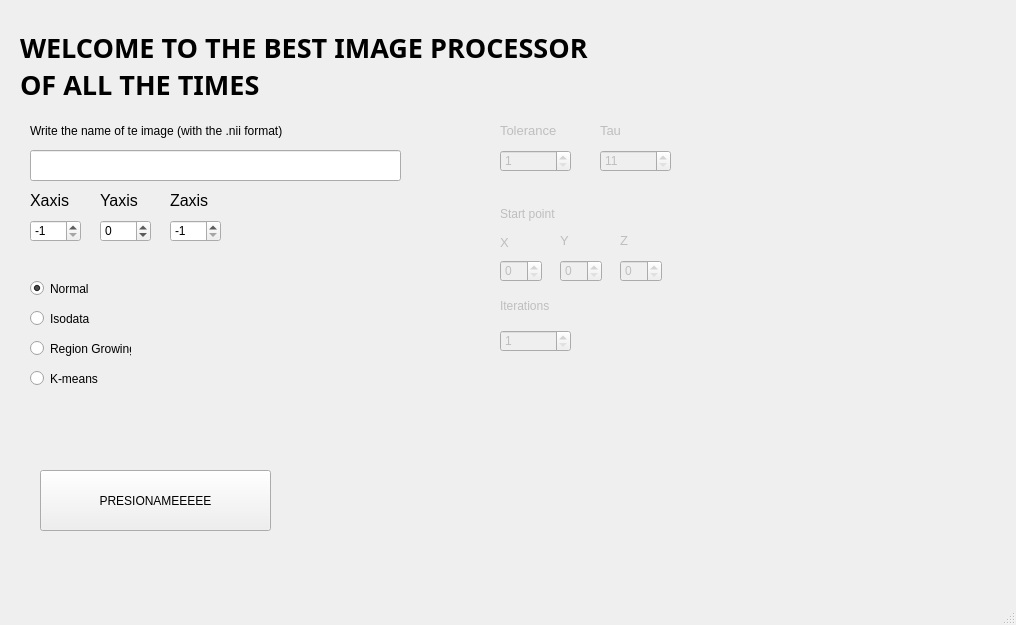
Before: the Qt Designer form PruebasGUI.ui in andrew921as/ImageProcess, drawn with Qt 5.
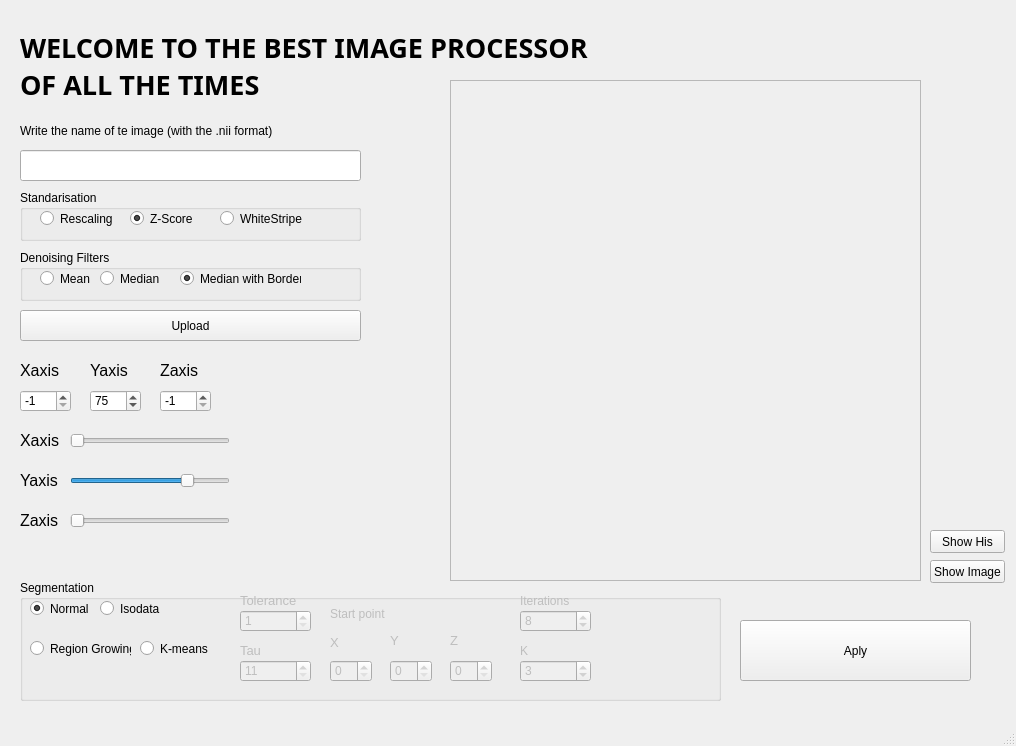
After: the same form once the commit is applied.

Commit message: Interface y funcionalidades casi listas

What changed in the file:
```diff
--- a/PruebasGUI.ui
+++ b/PruebasGUI.ui
@@ -7,7 +7,7 @@
     <x>0</x>
     <y>0</y>
     <width>1016</width>
-    <height>625</height>
+    <height>746</height>
    </rect>
   </property>
   <property name="minimumSize">
@@ -26,14 +26,14 @@
    <widget class="QPushButton" name="miPrimerBoton">
     <property name="geometry">
      <rect>
-      <x>40</x>
-      <y>470</y>
+      <x>740</x>
+      <y>620</y>
       <width>231</width>
       <height>61</height>
      </rect>
     </property>
     <property name="text">
-     <string>PRESIONAMEEEEE</string>
+     <string>Aply</string>
     </property>
    </widget>
    <widget class="QLabel" name="labelTitulo">
@@ -61,7 +61,7 @@
    <widget class="QLabel" name="label">
     <property name="geometry">
      <rect>
-      <x>30</x>
+      <x>20</x>
       <y>110</y>
       <width>381</width>
       <height>41</height>
@@ -74,8 +74,8 @@
    <widget class="QSpinBox" name="ejeX">
     <property name="geometry">
      <rect>
-      <x>30</x>
-      <y>220</y>
+      <x>20</x>
+      <y>390</y>
       <width>51</width>
       <height>22</height>
      </rect>
@@ -93,8 +93,8 @@
    <widget class="QSpinBox" name="ejeY">
     <property name="geometry">
      <rect>
-      <x>100</x>
-      <y>220</y>
+      <x>90</x>
+      <y>390</y>
       <width>51</width>
       <height>22</height>
      </rect>
@@ -105,6 +105,9 @@
     <property name="maximum">
      <number>1000</number>
     </property>
+    <property name="value">
+     <number>75</number>
+    </property>
    </widget>
    <widget class="QSpinBox" name="ejeZ">
     <property name="enabled">
@@ -112,8 +115,8 @@
     </property>
     <property name="geometry">
      <rect>
-      <x>170</x>
-      <y>220</y>
+      <x>160</x>
+      <y>390</y>
       <width>51</width>
       <height>22</height>
      </rect>
@@ -131,9 +134,9 @@
    <widget class="QLineEdit" name="inputLDireccionI">
     <property name="geometry">
      <rect>
-      <x>30</x>
+      <x>20</x>
       <y>150</y>
-      <width>371</width>
+      <width>341</width>
       <height>31</height>
      </rect>
     </property>
@@ -141,8 +144,8 @@
    <widget class="QLabel" name="label_2">
     <property name="geometry">
      <rect>
-      <x>30</x>
-      <y>190</y>
+      <x>20</x>
+      <y>360</y>
       <width>47</width>
       <height>20</height>
      </rect>
@@ -156,11 +159,11 @@
      <string>Xaxis</string>
     </property>
    </widget>
-   <widget class="QLabel" name="label_3">
+   <widget class="QLabel" name="numYLabel">
     <property name="geometry">
      <rect>
-      <x>100</x>
-      <y>190</y>
+      <x>90</x>
+      <y>360</y>
       <width>47</width>
       <height>20</height>
      </rect>
@@ -177,8 +180,8 @@
    <widget class="QLabel" name="label_4">
     <property name="geometry">
      <rect>
-      <x>170</x>
-      <y>190</y>
+      <x>160</x>
+      <y>360</y>
       <width>47</width>
       <height>20</height>
      </rect>
@@ -192,320 +195,661 @@
      <string>Zaxis</string>
     </property>
    </widget>
-   <widget class="QRadioButton" name="normalRB">
+   <widget class="QPushButton" name="uploadButton">
     <property name="geometry">
      <rect>
-      <x>30</x>
-      <y>280</y>
-      <width>82</width>
-      <height>17</height>
-     </rect>
-    </property>
-    <property name="text">
-     <string>Normal</string>
-    </property>
-    <property name="checked">
-     <bool>true</bool>
-    </property>
-   </widget>
-   <widget class="QRadioButton" name="isodataRB">
-    <property name="geometry">
-     <rect>
-      <x>30</x>
+      <x>20</x>
       <y>310</y>
-      <width>82</width>
-      <height>17</height>
+      <width>341</width>
+      <height>31</height>
      </rect>
     </property>
     <property name="text">
-     <string>Isodata</string>
+     <string>Upload</string>
     </property>
    </widget>
-   <widget class="QRadioButton" name="regionRB">
+   <widget class="QSlider" name="sliderX">
     <property name="geometry">
      <rect>
-      <x>30</x>
-      <y>340</y>
-      <width>101</width>
-      <height>17</height>
+      <x>70</x>
+      <y>430</y>
+      <width>160</width>
+      <height>22</height>
      </rect>
     </property>
-    <property name="text">
-     <string>Region Growing</string>
+    <property name="minimum">
+     <number>-1</number>
     </property>
-   </widget>
-   <widget class="QRadioButton" name="kmeansRB">
-    <property name="geometry">
-     <rect>
-      <x>30</x>
-      <y>370</y>
-      <width>82</width>
-      <height>17</height>
-     </rect>
+    <property name="singleStep">
+     <number>1</number>
     </property>
-    <property name="text">
-     <string>K-means</string>
+    <property name="value">
+     <number>-1</number>
     </property>
-   </widget>
-   <widget class="QSpinBox" name="toleSpinB">
-    <property name="enabled">
-     <bool>false</bool>
+    <property name="orientation">
+     <enum>Qt::Horizontal</enum>
     </property>
+   </widget>
+   <widget class="QSlider" name="sliderY">
     <property name="geometry">
      <rect>
-      <x>500</x>
-      <y>150</y>
-      <width>71</width>
+      <x>70</x>
+      <y>470</y>
+      <width>160</width>
       <height>22</height>
      </rect>
     </property>
     <property name="minimum">
+     <number>-1</number>
+    </property>
+    <property name="singleStep">
      <number>1</number>
     </property>
-    <property name="maximum">
-     <number>400</number>
-    </property>
     <property name="value">
-     <number>1</number>
+     <number>75</number>
     </property>
-   </widget>
-   <widget class="QSpinBox" name="tauSpinB">
-    <property name="enabled">
-     <bool>false</bool>
+    <property name="orientation">
+     <enum>Qt::Horizontal</enum>
     </property>
+   </widget>
+   <widget class="QSlider" name="sliderZ">
     <property name="geometry">
      <rect>
-      <x>600</x>
-      <y>150</y>
-      <width>71</width>
+      <x>70</x>
+      <y>510</y>
+      <width>160</width>
       <height>22</height>
      </rect>
     </property>
     <property name="minimum">
-     <number>11</number>
+     <number>-1</number>
     </property>
-    <property name="maximum">
-     <number>300</number>
+    <property name="singleStep">
+     <number>1</number>
     </property>
     <property name="value">
-     <number>11</number>
+     <number>-1</number>
     </property>
-   </widget>
-   <widget class="QLabel" name="toleLabel">
-    <property name="enabled">
-     <bool>false</bool>
+    <property name="orientation">
+     <enum>Qt::Horizontal</enum>
     </property>
-    <property name="geometry">
-     <rect>
-      <x>500</x>
-      <y>120</y>
-      <width>61</width>
-      <height>21</height>
-     </rect>
-    </property>
-    <property name="font">
-     <font>
-      <pointsize>10</pointsize>
-     </font>
-    </property>
-    <property name="text">
-     <string>Tolerance</string>
-    </property>
    </widget>
-   <widget class="QLabel" name="tauLabel">
-    <property name="enabled">
-     <bool>false</bool>
-    </property>
+   <widget class="QGroupBox" name="preProcesGroupB">
     <property name="geometry">
      <rect>
-      <x>600</x>
-      <y>120</y>
-      <width>61</width>
-      <height>21</height>
+      <x>20</x>
+      <y>190</y>
+      <width>341</width>
+      <height>51</height>
      </rect>
     </property>
-    <property name="font">
-     <font>
-      <pointsize>10</pointsize>
-     </font>
+    <property name="title">
+     <string>Standarisation</string>
     </property>
-    <property name="text">
-     <string>Tau</string>
-    </property>
+    <widget class="QRadioButton" name="rescalingRB">
+     <property name="geometry">
+      <rect>
+       <x>20</x>
+       <y>20</y>
+       <width>82</width>
+       <height>17</height>
+      </rect>
+     </property>
+     <property name="text">
+      <string>Rescaling</string>
+     </property>
+    </widget>
+    <widget class="QRadioButton" name="zScoreRB">
+     <property name="geometry">
+      <rect>
+       <x>110</x>
+       <y>20</y>
+       <width>82</width>
+       <height>17</height>
+      </rect>
+     </property>
+     <property name="text">
+      <string>Z-Score</string>
+     </property>
+     <property name="checked">
+      <bool>true</bool>
+     </property>
+    </widget>
+    <widget class="QRadioButton" name="whiteStripeRB">
+     <property name="geometry">
+      <rect>
+       <x>200</x>
+       <y>20</y>
+       <width>82</width>
+       <height>17</height>
+      </rect>
+     </property>
+     <property name="text">
+      <string>WhiteStripe</string>
+     </property>
+    </widget>
    </widget>
-   <widget class="QSpinBox" name="xSpinB">
-    <property name="enabled">
-     <bool>false</bool>
-    </property>
+   <widget class="QFrame" name="frame">
     <property name="geometry">
      <rect>
-      <x>500</x>
-      <y>260</y>
-      <width>42</width>
-      <height>22</height>
+      <x>450</x>
+      <y>80</y>
+      <width>471</width>
+      <height>501</height>
      </rect>
     </property>
-    <property name="maximum">
-     <number>240</number>
+    <property name="frameShape">
+     <enum>QFrame::StyledPanel</enum>
     </property>
-   </widget>
-   <widget class="QSpinBox" name="ySpinB">
-    <property name="enabled">
-     <bool>false</bool>
+    <property name="frameShadow">
+     <enum>QFrame::Raised</enum>
     </property>
-    <property name="geometry">
-     <rect>
-      <x>560</x>
-      <y>260</y>
-      <width>42</width>
-      <height>22</height>
-     </rect>
-    </property>
-    <property name="maximum">
-     <number>240</number>
-    </property>
    </widget>
-   <widget class="QSpinBox" name="zSpinB">
-    <property name="enabled">
-     <bool>false</bool>
-    </property>
+   <widget class="QLabel" name="label_3">
     <property name="geometry">
      <rect>
-      <x>620</x>
-      <y>260</y>
-      <width>42</width>
-      <height>22</height>
+      <x>20</x>
+      <y>430</y>
+      <width>47</width>
+      <height>20</height>
      </rect>
     </property>
-    <property name="maximum">
-     <number>150</number>
-    </property>
-   </widget>
-   <widget class="QLabel" name="labeStartP">
-    <property name="enabled">
-     <bool>false</bool>
-    </property>
-    <property name="geometry">
-     <rect>
-      <x>500</x>
-      <y>198</y>
-      <width>81</width>
-      <height>31</height>
-     </rect>
-    </property>
     <property name="font">
      <font>
-      <pointsize>9</pointsize>
+      <pointsize>12</pointsize>
      </font>
     </property>
     <property name="text">
-     <string>Start point</string>
+     <string>Xaxis</string>
     </property>
    </widget>
-   <widget class="QLabel" name="startPX">
-    <property name="enabled">
-     <bool>false</bool>
-    </property>
+   <widget class="QLabel" name="numYLabel_2">
     <property name="geometry">
      <rect>
-      <x>500</x>
-      <y>232</y>
-      <width>21</width>
-      <height>21</height>
+      <x>20</x>
+      <y>470</y>
+      <width>41</width>
+      <height>20</height>
      </rect>
     </property>
     <property name="font">
      <font>
-      <pointsize>10</pointsize>
+      <pointsize>12</pointsize>
      </font>
     </property>
     <property name="text">
-     <string>X</string>
+     <string>Yaxis</string>
     </property>
    </widget>
-   <widget class="QLabel" name="startPY">
-    <property name="enabled">
-     <bool>false</bool>
-    </property>
+   <widget class="QLabel" name="label_5">
     <property name="geometry">
      <rect>
-      <x>560</x>
-      <y>230</y>
-      <width>21</width>
-      <height>21</height>
+      <x>20</x>
+      <y>510</y>
+      <width>41</width>
+      <height>20</height>
      </rect>
     </property>
     <property name="font">
      <font>
-      <pointsize>10</pointsize>
+      <pointsize>12</pointsize>
      </font>
     </property>
     <property name="text">
-     <string>Y</string>
+     <string>Zaxis</string>
     </property>
    </widget>
-   <widget class="QLabel" name="startPZ">
-    <property name="enabled">
-     <bool>false</bool>
-    </property>
+   <widget class="QGroupBox" name="groupBox">
     <property name="geometry">
      <rect>
-      <x>620</x>
-      <y>230</y>
-      <width>21</width>
-      <height>21</height>
+      <x>20</x>
+      <y>580</y>
+      <width>701</width>
+      <height>121</height>
      </rect>
     </property>
-    <property name="font">
-     <font>
-      <pointsize>10</pointsize>
-     </font>
+    <property name="title">
+     <string>Segmentation</string>
     </property>
-    <property name="text">
-     <string>Z</string>
-    </property>
+    <widget class="QRadioButton" name="kmeansRB">
+     <property name="geometry">
+      <rect>
+       <x>120</x>
+       <y>60</y>
+       <width>82</width>
+       <height>17</height>
+      </rect>
+     </property>
+     <property name="text">
+      <string>K-means</string>
+     </property>
+    </widget>
+    <widget class="QRadioButton" name="regionRB">
+     <property name="geometry">
+      <rect>
+       <x>10</x>
+       <y>60</y>
+       <width>101</width>
+       <height>17</height>
+      </rect>
+     </property>
+     <property name="text">
+      <string>Region Growing</string>
+     </property>
+    </widget>
+    <widget class="QRadioButton" name="normalRB">
+     <property name="geometry">
+      <rect>
+       <x>10</x>
+       <y>20</y>
+       <width>82</width>
+       <height>17</height>
+      </rect>
+     </property>
+     <property name="text">
+      <string>Normal</string>
+     </property>
+     <property name="checked">
+      <bool>true</bool>
+     </property>
+    </widget>
+    <widget class="QRadioButton" name="isodataRB">
+     <property name="geometry">
+      <rect>
+       <x>80</x>
+       <y>20</y>
+       <width>82</width>
+       <height>17</height>
+      </rect>
+     </property>
+     <property name="text">
+      <string>Isodata</string>
+     </property>
+    </widget>
+    <widget class="QLabel" name="labelIterations">
+     <property name="enabled">
+      <bool>false</bool>
+     </property>
+     <property name="geometry">
+      <rect>
+       <x>500</x>
+       <y>10</y>
+       <width>81</width>
+       <height>21</height>
+      </rect>
+     </property>
+     <property name="font">
+      <font>
+       <pointsize>9</pointsize>
+      </font>
+     </property>
+     <property name="text">
+      <string>Iterations</string>
+     </property>
+    </widget>
+    <widget class="QSpinBox" name="xSpinB">
+     <property name="enabled">
+      <bool>false</bool>
+     </property>
+     <property name="geometry">
+      <rect>
+       <x>310</x>
+       <y>80</y>
+       <width>42</width>
+       <height>22</height>
+      </rect>
+     </property>
+     <property name="maximum">
+      <number>240</number>
+     </property>
+    </widget>
+    <widget class="QLabel" name="toleLabel">
+     <property name="enabled">
+      <bool>false</bool>
+     </property>
+     <property name="geometry">
+      <rect>
+       <x>220</x>
+       <y>10</y>
+       <width>61</width>
+       <height>21</height>
+      </rect>
+     </property>
+     <property name="font">
+      <font>
+       <pointsize>10</pointsize>
+      </font>
+     </property>
+     <property name="text">
+      <string>Tolerance</string>
+     </property>
+    </widget>
+    <widget class="QSpinBox" name="tauSpinB">
+     <property name="enabled">
+      <bool>false</bool>
+     </property>
+     <property name="geometry">
+      <rect>
+       <x>220</x>
+       <y>80</y>
+       <width>71</width>
+       <height>22</height>
+      </rect>
+     </property>
+     <property name="minimum">
+      <number>11</number>
+     </property>
+     <property name="maximum">
+      <number>300</number>
+     </property>
+     <property name="value">
+      <number>11</number>
+     </property>
+    </widget>
+    <widget class="QLabel" name="labeStartP">
+     <property name="enabled">
+      <bool>false</bool>
+     </property>
+     <property name="geometry">
+      <rect>
+       <x>310</x>
+       <y>18</y>
+       <width>81</width>
+       <height>31</height>
+      </rect>
+     </property>
+     <property name="font">
+      <font>
+       <pointsize>9</pointsize>
+      </font>
+     </property>
+     <property name="text">
+      <string>Start point</string>
+     </property>
+    </widget>
+    <widget class="QSpinBox" name="iterationsSpinB">
+     <property name="enabled">
+      <bool>false</bool>
+     </property>
+     <property name="geometry">
+      <rect>
+       <x>500</x>
+       <y>30</y>
+       <width>71</width>
+       <height>22</height>
+      </rect>
+     </property>
+     <property name="minimum">
+      <number>1</number>
+     </property>
+     <property name="maximum">
+      <number>99</number>
+     </property>
+     <property name="value">
+      <number>8</number>
+     </property>
+    </widget>
+    <widget class="QSpinBox" name="zSpinB">
+     <property name="enabled">
+      <bool>false</bool>
+     </property>
+     <property name="geometry">
+      <rect>
+       <x>430</x>
+       <y>80</y>
+       <width>42</width>
+       <height>22</height>
+      </rect>
+     </property>
+     <property name="maximum">
+      <number>150</number>
+     </property>
+    </widget>
+    <widget class="QLabel" name="startPX">
+     <property name="enabled">
+      <bool>false</bool>
+     </property>
+     <property name="geometry">
+      <rect>
+       <x>310</x>
+       <y>52</y>
+       <width>21</width>
+       <height>21</height>
+      </rect>
+     </property>
+     <property name="font">
+      <font>
+       <pointsize>10</pointsize>
+      </font>
+     </property>
+     <property name="text">
+      <string>X</string>
+     </property>
+    </widget>
+    <widget class="QSpinBox" name="toleSpinB">
+     <property name="enabled">
+      <bool>false</bool>
+     </property>
+     <property name="geometry">
+      <rect>
+       <x>220</x>
+       <y>30</y>
+       <width>71</width>
+       <height>22</height>
+      </rect>
+     </property>
+     <property name="minimum">
+      <number>1</number>
+     </property>
+     <property name="maximum">
+      <number>400</number>
+     </property>
+     <property name="value">
+      <number>1</number>
+     </property>
+    </widget>
+    <widget class="QSpinBox" name="ySpinB">
+     <property name="enabled">
+      <bool>false</bool>
+     </property>
+     <property name="geometry">
+      <rect>
+       <x>370</x>
+       <y>80</y>
+       <width>42</width>
+       <height>22</height>
+      </rect>
+     </property>
+     <property name="maximum">
+      <number>240</number>
+     </property>
+    </widget>
+    <widget class="QLabel" name="tauLabel">
+     <property name="enabled">
+      <bool>false</bool>
+     </property>
+     <property name="geometry">
+      <rect>
+       <x>220</x>
+       <y>60</y>
+       <width>61</width>
+       <height>21</height>
+      </rect>
+     </property>
+     <property name="font">
+      <font>
+       <pointsize>10</pointsize>
+      </font>
+     </property>
+     <property name="text">
+      <string>Tau</string>
+     </property>
+    </widget>
+    <widget class="QLabel" name="startPZ">
+     <property name="enabled">
+      <bool>false</bool>
+     </property>
+     <property name="geometry">
+      <rect>
+       <x>430</x>
+       <y>50</y>
+       <width>21</width>
+       <height>21</height>
+      </rect>
+     </property>
+     <property name="font">
+      <font>
+       <pointsize>10</pointsize>
+      </font>
+     </property>
+     <property name="text">
+      <string>Z</string>
+     </property>
+    </widget>
+    <widget class="QLabel" name="startPY">
+     <property name="enabled">
+      <bool>false</bool>
+     </property>
+     <property name="geometry">
+      <rect>
+       <x>370</x>
+       <y>50</y>
+       <width>21</width>
+       <height>21</height>
+      </rect>
+     </property>
+     <property name="font">
+      <font>
+       <pointsize>10</pointsize>
+      </font>
+     </property>
+     <property name="text">
+      <string>Y</string>
+     </property>
+    </widget>
+    <widget class="QLabel" name="labelKs">
+     <property name="enabled">
+      <bool>false</bool>
+     </property>
+     <property name="geometry">
+      <rect>
+       <x>500</x>
+       <y>60</y>
+       <width>81</width>
+       <height>21</height>
+      </rect>
+     </property>
+     <property name="font">
+      <font>
+       <pointsize>9</pointsize>
+      </font>
+     </property>
+     <property name="text">
+      <string>K</string>
+     </property>
+    </widget>
+    <widget class="QSpinBox" name="KsSpinB">
+     <property name="enabled">
+      <bool>false</bool>
+     </property>
+     <property name="geometry">
+      <rect>
+       <x>500</x>
+       <y>80</y>
+       <width>71</width>
+       <height>22</height>
+      </rect>
+     </property>
+     <property name="minimum">
+      <number>1</number>
+     </property>
+     <property name="maximum">
+      <number>99</number>
+     </property>
+     <property name="value">
+      <number>3</number>
+     </property>
+    </widget>
    </widget>
-   <widget class="QSpinBox" name="iterationsSpinB">
-    <property name="enabled">
-     <bool>false</bool>
-    </property>
+   <widget class="QGroupBox" name="groupBox_2">
     <property name="geometry">
      <rect>
-      <x>500</x>
-      <y>330</y>
-      <width>71</width>
-      <height>22</height>
+      <x>20</x>
+      <y>250</y>
+      <width>341</width>
+      <height>51</height>
      </rect>
     </property>
-    <property name="minimum">
-     <number>1</number>
+    <property name="title">
+     <string>Denoising Filters</string>
     </property>
-    <property name="maximum">
-     <number>99</number>
+    <widget class="QRadioButton" name="meanFilterRB">
+     <property name="geometry">
+      <rect>
+       <x>20</x>
+       <y>20</y>
+       <width>51</width>
+       <height>17</height>
+      </rect>
+     </property>
+     <property name="text">
+      <string>Mean</string>
+     </property>
+    </widget>
+    <widget class="QRadioButton" name="medianFilterRB">
+     <property name="geometry">
+      <rect>
+       <x>80</x>
+       <y>20</y>
+       <width>61</width>
+       <height>17</height>
+      </rect>
+     </property>
+     <property name="text">
+      <string>Median</string>
+     </property>
+    </widget>
+    <widget class="QRadioButton" name="medianBorderFilterRB">
+     <property name="geometry">
+      <rect>
+       <x>160</x>
+       <y>20</y>
+       <width>121</width>
+       <height>17</height>
+      </rect>
+     </property>
+     <property name="text">
+      <string>Median with Borders</string>
+     </property>
+     <property name="checked">
+      <bool>true</bool>
+     </property>
+    </widget>
+   </widget>
+   <widget class="QPushButton" name="showHisButton">
+    <property name="geometry">
+     <rect>
+      <x>930</x>
+      <y>530</y>
+      <width>75</width>
+      <height>23</height>
+     </rect>
     </property>
-    <property name="value">
-     <number>1</number>
+    <property name="text">
+     <string>Show His</string>
     </property>
    </widget>
-   <widget class="QLabel" name="labelIterations">
-    <property name="enabled">
-     <bool>false</bool>
-    </property>
+   <widget class="QPushButton" name="showImageButton">
     <property name="geometry">
      <rect>
-      <x>500</x>
-      <y>290</y>
-      <width>81</width>
-      <height>31</height>
+      <x>930</x>
+      <y>560</y>
+      <width>75</width>
+      <height>23</height>
      </rect>
     </property>
-    <property name="font">
-     <font>
-      <pointsize>9</pointsize>
-     </font>
-    </property>
     <property name="text">
-     <string>Iterations</string>
+     <string>Show Image</string>
     </property>
    </widget>
   </widget>
```
The commit also changes 5 other files.
